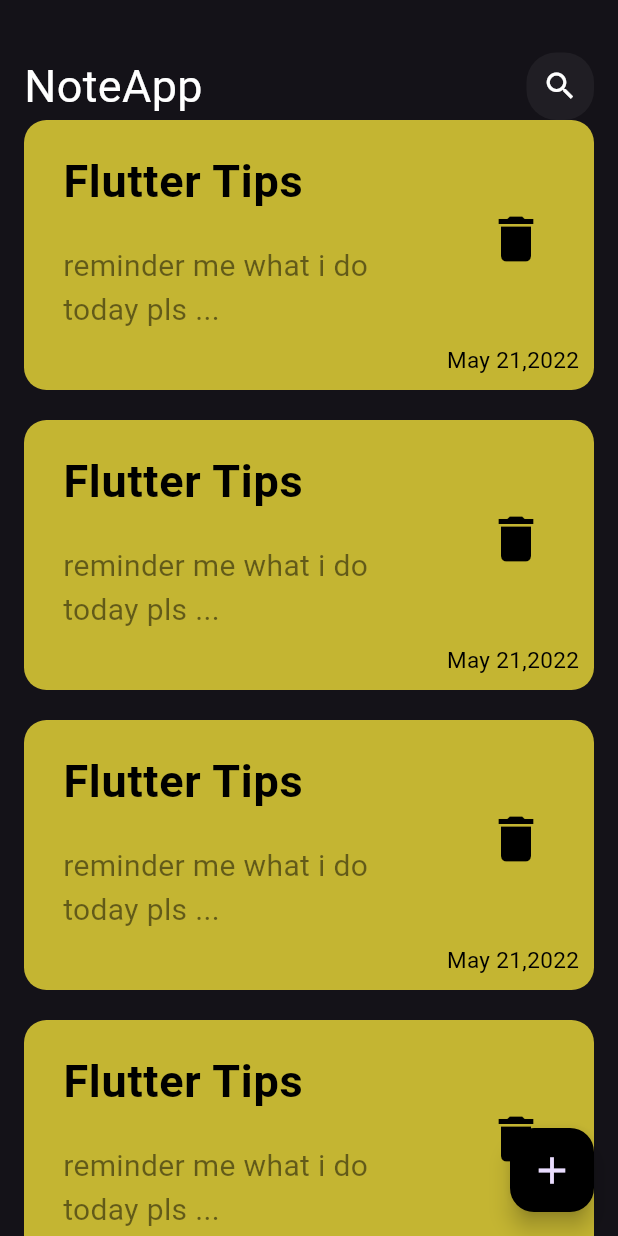
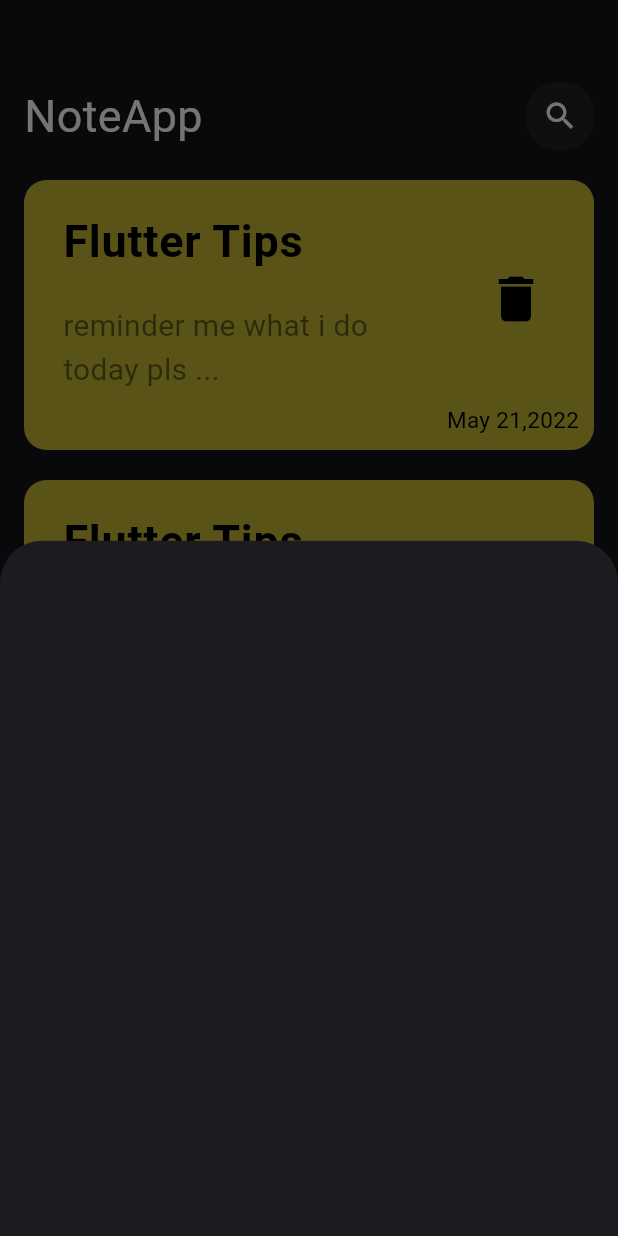
Before and after one commit to EslamAboelze/Random, a Flutter app: the screen it shows after launch, after a tap on the "add" icon, on a phone screen of 412 x 824 dp. Run offline on Flutter 3.47's test engine with Material 3 defaults, Android fonts, the phone set to English and light mode, and no system bars.

Commit message:
add_new_note

```diff
--- a/lib/main.dart
+++ b/lib/main.dart
@@ -14,7 +14,7 @@ class Note_App extends StatelessWidget {
     return MaterialApp(
       debugShowCheckedModeBanner: false,
       theme: ThemeData.dark(),
-      home: HomePage(),
+      home: const HomePage(),
     );
   }
 }
--- a/lib/views/home_page.dart
+++ b/lib/views/home_page.dart
@@ -2,6 +2,7 @@
 import 'package:flutter/material.dart';
 import 'package:tester/widgets/custom_appbar.dart';
 import 'package:tester/widgets/custom_note_view.dart';
+import 'package:tester/widgets/show_modal_bottom_sheet.dart';
 
 class HomePage extends StatelessWidget {
   const HomePage({super.key});
@@ -17,12 +18,23 @@ class HomePage extends StatelessWidget {
               height: 35,
             ),
             CustomAppbar(),
-            CustomListItem()
+            Expanded(
+              child: Padding(
+                padding: EdgeInsets.symmetric(vertical: 10),
+                child: CustomListItem(),
+              ),
+            )
           ],
         ),
       ),
       floatingActionButton: FloatingActionButton(
-        onPressed: () {},
+        onPressed: () {
+          showModalBottomSheet(
+              context: context,
+              builder: (context) {
+                return const AddNewNote();
+              });
+        },
         backgroundColor: Colors.black,
         child: const Icon(
           Icons.add,
--- a/lib/widgets/custom_appbar.dart
+++ b/lib/widgets/custom_appbar.dart
@@ -6,7 +6,9 @@ class CustomAppbar extends StatelessWidget {
 
   @override
   Widget build(BuildContext context) {
-    return Row(
+    return Padding(
+      padding: const EdgeInsets.only(top: 20),
+      child: Row(
         children: [
           Text(
             "NoteApp",
@@ -22,6 +24,7 @@ class CustomAppbar extends StatelessWidget {
             child: const CustomIcon(),
           )
         ],
+      ),
     );
   }
 }
--- a/lib/widgets/custom_note_view.dart
+++ b/lib/widgets/custom_note_view.dart
@@ -7,12 +7,14 @@ class CustomListItem extends StatelessWidget {
   @override
   Widget build(BuildContext context) {
     return Expanded(
-      child: ListView.builder(itemBuilder: (context, index) {
-        return Padding(
-          padding: const EdgeInsets.only(bottom: 20),
-          child: CustomNoteItem(),
-        );
-      }),
+      child: ListView.builder(
+          padding: EdgeInsets.zero,
+          itemBuilder: (context, index) {
+            return Padding(
+              padding: const EdgeInsets.symmetric(vertical: 10),
+              child: CustomNoteItem(),
+            );
+          }),
     );
   }
 }
--- /dev/null
+++ b/lib/widgets/show_modal_bottom_sheet.dart
@@ -0,0 +1,10 @@
+import 'package:flutter/material.dart';
+
+class AddNewNote extends StatelessWidget {
+  const AddNewNote({super.key});
+
+  @override
+  Widget build(BuildContext context) {
+    return Container();
+  }
+}
```
Lines whose indentation alone changed are shown as unchanged.
